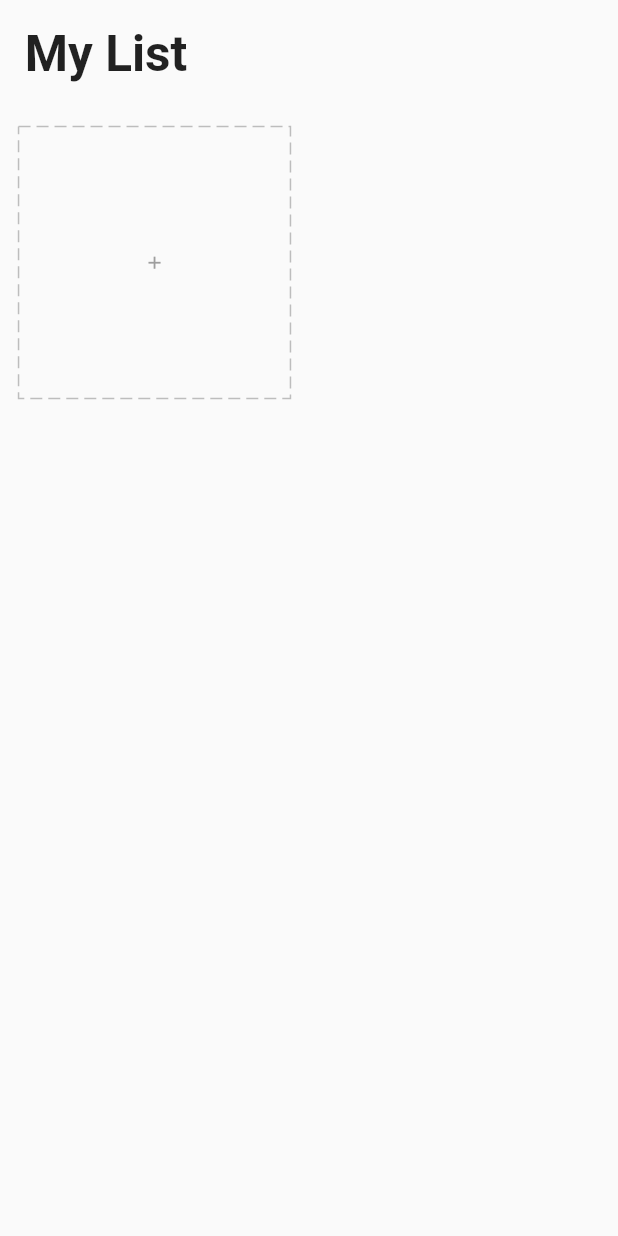
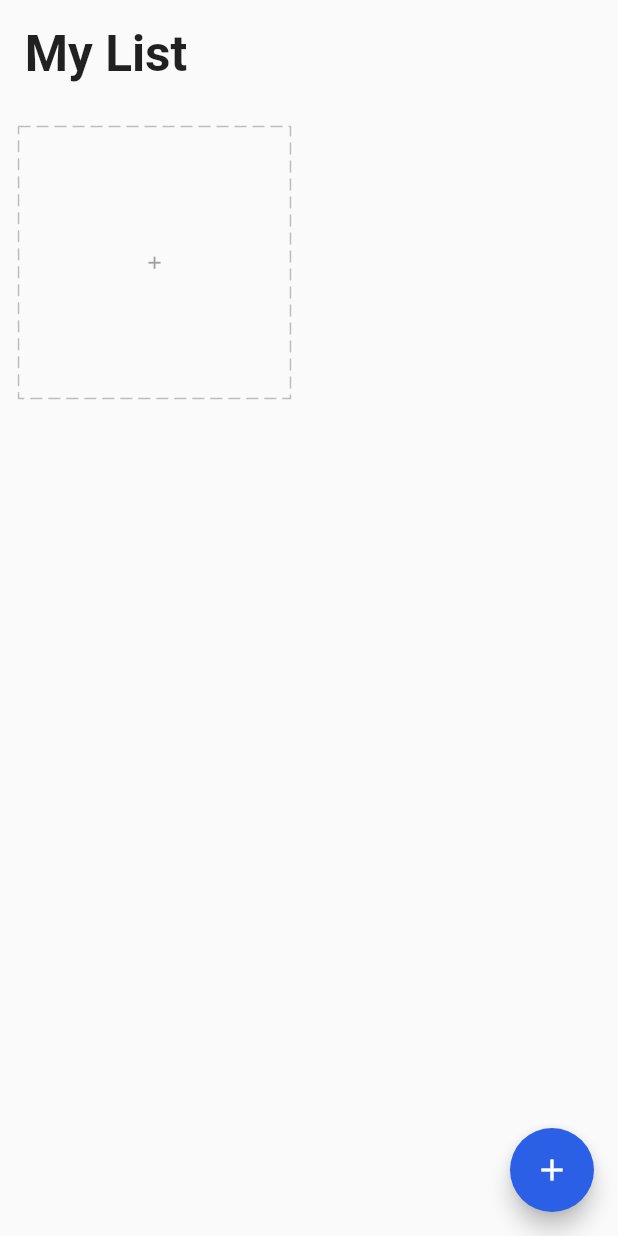
Before and after one commit to apjavier2/Flutter_todo_app_getx, a Flutter app: the screen it shows after launch, on a phone screen of 412 x 824 dp. Run offline on Flutter 3.47's test engine with Material 2 defaults, Android fonts, the phone set to English and light mode, and no system bars; drawn by our look-alikes of dotted_border; our stand-ins replace equatable, flutter_easyloading, get, get_storage, step_progress_indicator.

Commit message:
implemented delete with FAB

```diff
--- a/lib/app/modules/home/view.dart
+++ b/lib/app/modules/home/view.dart
@@ -1,9 +1,12 @@
 import 'package:flutter/material.dart';
+import 'package:flutter_easyloading/flutter_easyloading.dart';
 import 'package:get/get.dart';
+import 'package:todo_app_getx/app/core/values/colors.dart';
 import 'package:todo_app_getx/app/data/models/task.dart';
 import 'package:todo_app_getx/app/modules/home/controller.dart';
 import 'package:todo_app_getx/app/core/utils/extensions.dart';
 import 'package:todo_app_getx/app/modules/home/widgets/add_card.dart';
+import 'package:todo_app_getx/app/modules/home/widgets/add_dialog.dart';
 
 import 'widgets/task_card.dart';
 
@@ -20,7 +23,8 @@ class HomePage extends GetView<HomeController> {
             Padding(
               padding: EdgeInsets.all(4.0.wp),
               child: Text('My List',
-              style: TextStyle(fontSize: 24.0.sp, fontWeight: FontWeight.bold)),
+                  style: TextStyle(
+                      fontSize: 24.0.sp, fontWeight: FontWeight.bold)),
             ),
             Obx(
               () => GridView.count(
@@ -29,13 +33,40 @@ class HomePage extends GetView<HomeController> {
                 physics: const ClampingScrollPhysics(),
                 children: [
                   ...controller.tasks
-                  .map((element) => TaskCard(task: element))
+                      .map((element) => LongPressDraggable(
+                          data: element,
+                          onDragStarted: () => controller.changeDeleting(true),
+                          onDraggableCanceled: (_, __) =>
+                              controller.changeDeleting(false),
+                          onDragEnd: (_) => controller.changeDeleting(false),
+                          feedback: Opacity(
+                              opacity: 0.8, child: TaskCard(task: element)),
+                          child: TaskCard(task: element)))
                       .toList(),
                   AddCard()
                 ],
               ),
             )
           ],
-    )));
+        )),
+        floatingActionButton: DragTarget<Task>(
+          onAccept: (Task task) {
+            controller.deleteTask(task);
+            EasyLoading.showSuccess('Delete success');
+          },
+          builder: (_, __, ___) {
+            return Obx(
+              () => FloatingActionButton(
+                onPressed: () =>
+                    Get.to(() => AddDialog(), transition: Transition.downToUp),
+                backgroundColor:
+                    controller.deleting.value == true ? Colors.red : blue,
+                child: Icon(controller.deleting.value == true
+                    ? Icons.delete
+                    : Icons.add),
+              ),
+            );
+          },
+        ));
   }
 }
```
Also changed, not shown: lib/app/modules/home/controller.dart (+10 -0 lines), lib/app/modules/home/widgets/add_dialog.dart (added, +33 -0 lines). Lines whose indentation alone changed are shown as unchanged.
